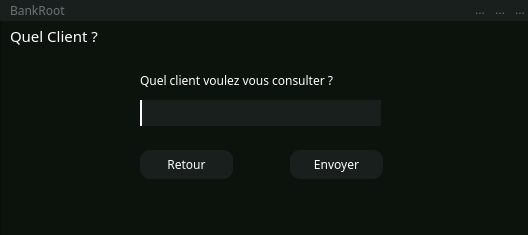
This is quel_client.ui in SparqueeZ/Bank-Root as Qt 5 draws it before an edit. The edited form follows.
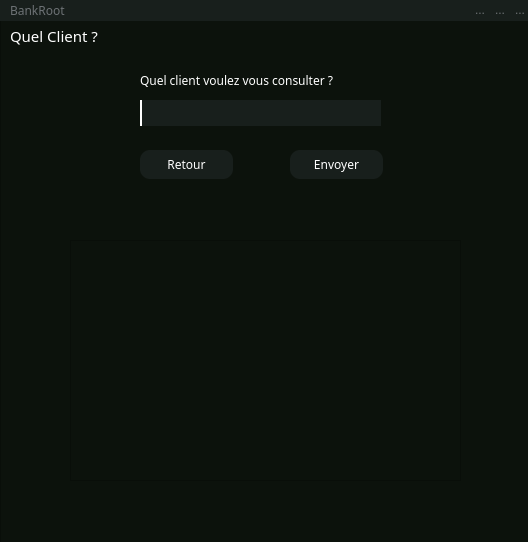
This is the edited form. Icons and pictures are not drawn.

```diff
--- a/quel_client.ui
+++ b/quel_client.ui
@@ -7,7 +7,7 @@
     <x>0</x>
     <y>0</y>
     <width>528</width>
-    <height>235</height>
+    <height>542</height>
    </rect>
   </property>
   <property name="windowTitle">
@@ -19,7 +19,7 @@
      <x>0</x>
      <y>0</y>
      <width>530</width>
-     <height>239</height>
+     <height>571</height>
     </rect>
    </property>
    <property name="styleSheet">
@@ -284,6 +284,29 @@
      </property>
     </widget>
    </widget>
+   <widget class="QScrollArea" name="scrollArea">
+    <property name="geometry">
+     <rect>
+      <x>70</x>
+      <y>240</y>
+      <width>391</width>
+      <height>241</height>
+     </rect>
+    </property>
+    <property name="widgetResizable">
+     <bool>true</bool>
+    </property>
+    <widget class="QWidget" name="scrollAreaWidgetContents">
+     <property name="geometry">
+      <rect>
+       <x>0</x>
+       <y>0</y>
+       <width>389</width>
+       <height>239</height>
+      </rect>
+     </property>
+    </widget>
+   </widget>
   </widget>
  </widget>
  <resources>
```
